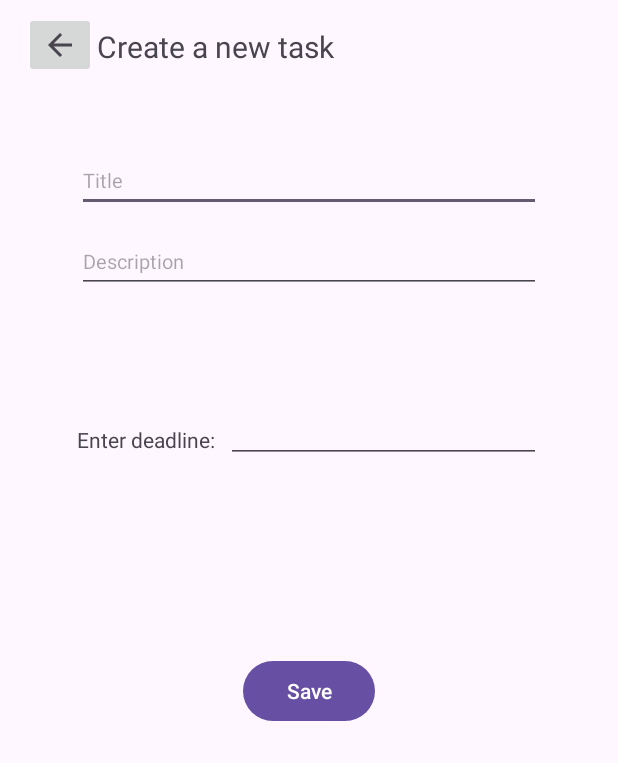
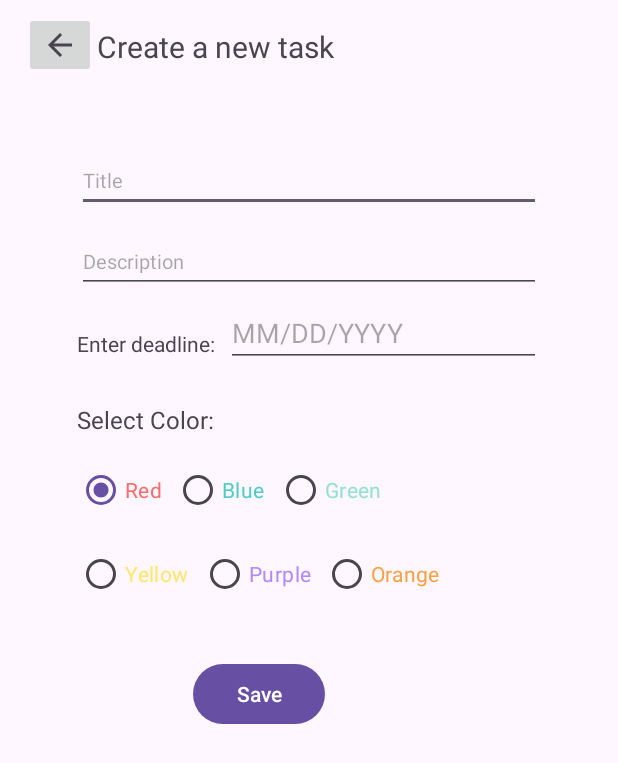
Before and after one commit to shekinamw/To-Do-Mobile-App, an Android app: the NewTask screen opened directly, with no data from a screen before it, on a phone screen of 412 x 824 dp. Shown: the top 763 px of the screen. Run offline under Robolectric (Android 15) with nearby library versions, the phone set to English and light mode, and no system bars.

Commit message:
Main activity has been designed. Have to integrate the features.

```diff
--- a/app/src/main/res/layout/activity_main.xml
+++ b/app/src/main/res/layout/activity_main.xml
@@ -55,12 +55,13 @@
         android:id="@+id/my_recycler_view"
         android:layout_width="320dp"
         android:layout_height="437dp"
-        android:layout_marginTop="56dp"
+        android:layout_marginTop="52dp"
 
         app:layout_constraintEnd_toEndOf="@+id/search_bar"
-        app:layout_constraintHorizontal_bias="0.148"
+        app:layout_constraintHorizontal_bias="0.675"
         app:layout_constraintStart_toStartOf="@+id/search_bar"
         app:layout_constraintTop_toBottomOf="@+id/search_bar" />
+
     <TextView
         android:id="@+id/empty_state_text"
         android:layout_width="wrap_content"
--- a/app/src/main/res/layout/activity_new_task.xml
+++ b/app/src/main/res/layout/activity_new_task.xml
@@ -13,6 +13,7 @@
         android:layout_width="wrap_content"
         android:layout_height="wrap_content"
         android:layout_marginStart="16dp"
+        android:contentDescription="Back"
         app:layout_constraintBottom_toBottomOf="parent"
         app:layout_constraintStart_toStartOf="parent"
         app:layout_constraintTop_toTopOf="parent"
@@ -61,21 +62,11 @@
         app:layout_constraintStart_toStartOf="@+id/new_note_title"
         app:layout_constraintTop_toBottomOf="@+id/new_note_title" />
 
-    <Button
-        android:id="@+id/save_button"
-        android:layout_width="wrap_content"
-        android:layout_height="wrap_content"
-        android:layout_marginTop="128dp"
-        android:text="Save"
-        app:layout_constraintEnd_toEndOf="@+id/editTextDate4"
-        app:layout_constraintStart_toStartOf="@+id/textView4"
-        app:layout_constraintTop_toBottomOf="@+id/editTextDate4" />
-
     <TextView
         android:id="@+id/textView4"
         android:layout_width="wrap_content"
         android:layout_height="16dp"
-        android:layout_marginTop="88dp"
+        android:layout_marginTop="24dp"
         android:text="Enter deadline:"
         app:layout_constraintEnd_toStartOf="@+id/editTextDate4"
         app:layout_constraintHorizontal_bias="0.0"
@@ -86,11 +77,107 @@
         android:id="@+id/editTextDate4"
         android:layout_width="210dp"
         android:layout_height="41dp"
-        android:layout_marginTop="72dp"
+        android:layout_marginTop="8dp"
         android:ems="10"
+        android:hint="MM/DD/YYYY"
         android:inputType="date"
+        android:autofillHints="deadline"
         app:layout_constraintEnd_toEndOf="@+id/new_note_description"
         app:layout_constraintTop_toBottomOf="@+id/new_note_description" />
 
+    <TextView
+        android:id="@+id/color_label"
+        android:layout_width="wrap_content"
+        android:layout_height="wrap_content"
+        android:layout_marginTop="24dp"
+        android:text="Select Color:"
+        android:textSize="16sp"
+        app:layout_constraintStart_toStartOf="@+id/textView4"
+        app:layout_constraintTop_toBottomOf="@+id/editTextDate4" />
+
+    <RadioGroup
+        android:id="@+id/color_radio_group"
+        android:layout_width="wrap_content"
+        android:layout_height="wrap_content"
+        android:layout_marginTop="12dp"
+        android:orientation="horizontal"
+        app:layout_constraintStart_toStartOf="@+id/color_label"
+        app:layout_constraintTop_toBottomOf="@+id/color_label">
+
+        <RadioButton
+            android:id="@+id/radio_red"
+            android:layout_width="wrap_content"
+            android:layout_height="wrap_content"
+            android:buttonTint="#FF6B6B"
+            android:text="Red"
+            android:textColor="#FF6B6B" />
+
+        <RadioButton
+            android:id="@+id/radio_blue"
+            android:layout_width="wrap_content"
+            android:layout_height="wrap_content"
+            android:layout_marginStart="8dp"
+            android:buttonTint="#4ECDC4"
+            android:text="Blue"
+            android:textColor="#4ECDC4" />
+
+        <RadioButton
+            android:id="@+id/radio_green"
+            android:layout_width="wrap_content"
+            android:layout_height="wrap_content"
+            android:layout_marginStart="8dp"
+            android:buttonTint="#95E1D3"
+            android:text="Green"
+            android:textColor="#95E1D3" />
+
+    </RadioGroup>
+
+    <RadioGroup
+        android:id="@+id/color_radio_group2"
+        android:layout_width="wrap_content"
+        android:layout_height="wrap_content"
+        android:layout_marginTop="8dp"
+        android:orientation="horizontal"
+        app:layout_constraintStart_toStartOf="@+id/color_radio_group"
+        app:layout_constraintTop_toBottomOf="@+id/color_radio_group">
+
+        <RadioButton
+            android:id="@+id/radio_yellow"
+            android:layout_width="wrap_content"
+            android:layout_height="wrap_content"
+            android:buttonTint="#FFE66D"
+            android:text="Yellow"
+            android:textColor="#FFE66D" />
+
+        <RadioButton
+            android:id="@+id/radio_purple"
+            android:layout_width="wrap_content"
+            android:layout_height="wrap_content"
+            android:layout_marginStart="8dp"
+            android:buttonTint="#B388FF"
+            android:text="Purple"
+            android:textColor="#B388FF" />
+
+        <RadioButton
+            android:id="@+id/radio_orange"
+            android:layout_width="wrap_content"
+            android:layout_height="wrap_content"
+            android:layout_marginStart="8dp"
+            android:buttonTint="#FF9F43"
+            android:text="Orange"
+            android:textColor="#FF9F43" />
+
+    </RadioGroup>
+
+    <Button
+        android:id="@+id/save_button"
+        android:layout_width="wrap_content"
+        android:layout_height="wrap_content"
+        android:layout_marginTop="32dp"
+        android:text="Save"
+        app:layout_constraintEnd_toEndOf="@+id/color_radio_group2"
+        app:layout_constraintStart_toStartOf="@+id/color_radio_group2"
+        app:layout_constraintTop_toBottomOf="@+id/color_radio_group2" />
+
 
 </androidx.constraintlayout.widget.ConstraintLayout>
```
Also changed, not shown: app/build.gradle.kts (deleted, +0 -50 lines), app/src/main/java/com/example/todo/MyDatabaseHelper.java (+138 -0 lines), app/src/main/java/com/example/todo/NewTask.kt (+203 -5 lines), app/src/main/java/com/example/todo/Taskadapter.kt (added, +145 -0 lines), app/src/main/res/layout/task_item.xml (added, +49 -0 lines).
